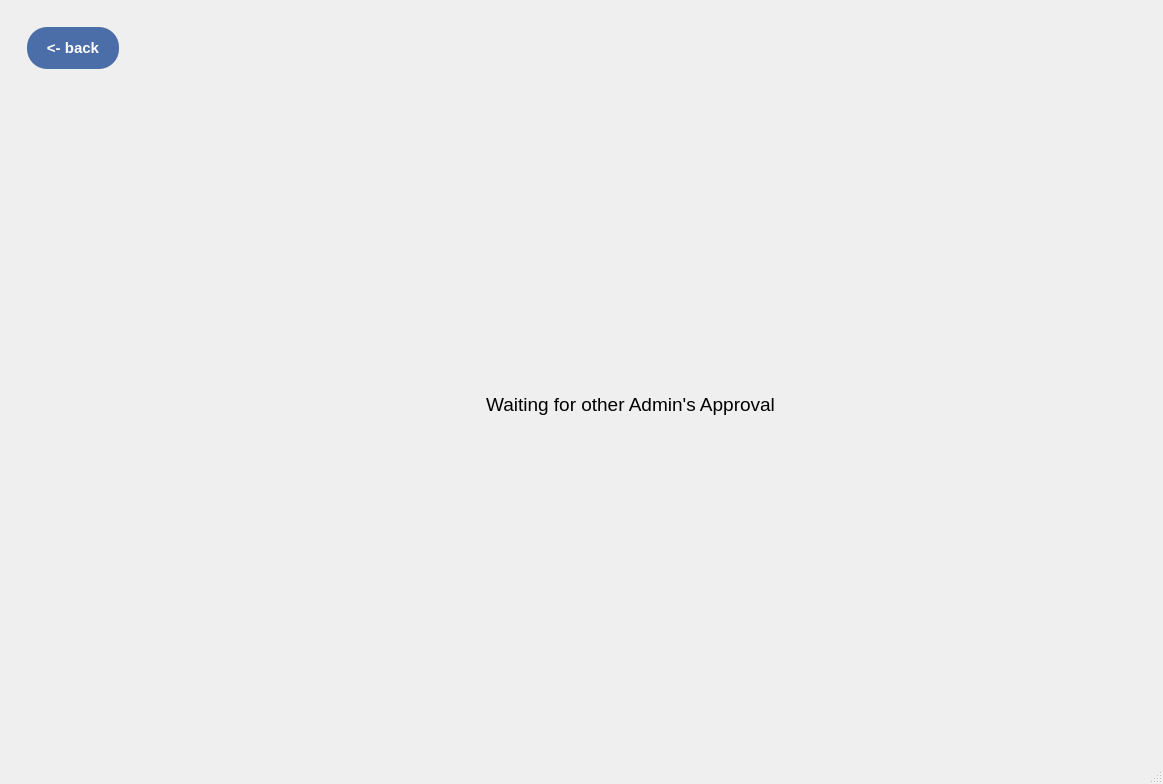
First picture: the form in online_voting_app/mainwindow.ui, repository goblegue/pak.evm, before the edit.
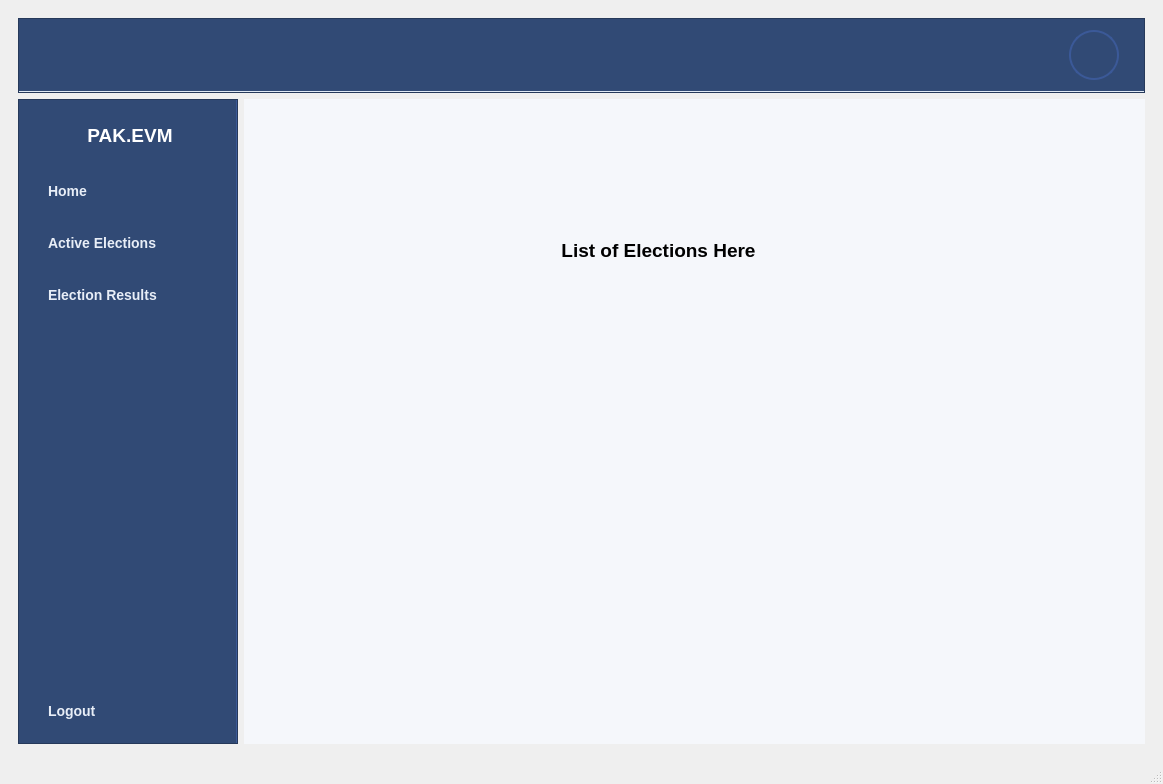
Second picture: the form after the edit. Icons and pictures are not drawn.

Commit message: user DashBoard layout

Patch:
```diff
--- a/online_voting_app/mainwindow.ui
+++ b/online_voting_app/mainwindow.ui
@@ -17,7 +17,7 @@
    <string notr="true">/* =======================================================
    1. LEFT FRAMES (Gradient Background for both pages)
 ======================================================= */
-QFrame#leftLoginFrame, QFrame#leftSignupFrame,QFrame#waitingFrame {
+QFrame#leftLoginFrame, QFrame#leftSignupFrame, QFrame#waitingFrame {
     background: qlineargradient(x1:0, y1:0, x2:1, y2:1, 
                                 stop:0 #ffffff, 
                                 stop:1 #e0eaf5);
@@ -32,7 +32,7 @@
 }
 
 /* =======================================================
-   3. PRIMARY ACTION BUTTONS (Login &amp; Register)
+   3. PRIMARY ACTION BUTTONS (Login, Register, Back)
       Smooth Solid Blue Pill shape
 ======================================================= */
 QPushButton#loginSubmitBtn, QPushButton#signupSubmitBtn, QPushButton#adminWaitBackBtn {
@@ -45,7 +45,7 @@
     font-weight: bold;
 }
 
-QPushButton#loginSubmitBtn:hover, QPushButton#signupSubmitBtn:hover, QPushButton#adminWaitBackBtn {
+QPushButton#loginSubmitBtn:hover, QPushButton#signupSubmitBtn:hover, QPushButton#adminWaitBackBtn:hover {
     background-color: #4b6ea8; 
 }
 
@@ -79,7 +79,6 @@
 /* =======================================================
    5. ALL TEXT INPUTS (User, Pass, Email, etc.)
 ======================================================= */
-/* By omitting the #ID, this automatically styles EVERY QLineEdit on EVERY page! */
 QLineEdit {
     background-color: #ffffff;
     border: 1px solid #cccccc;
@@ -92,12 +91,94 @@
 QLineEdit:focus {
     border: 2px solid #3b5998; 
     background-color: #fbfcff;
+}
+
+/* =======================================================
+   6. DASHBOARD SIDEBAR (User &amp; Admin)
+======================================================= */
+/* The dark sidebar container */
+QFrame#userSidebarFrame, QFrame#adminSidebarFrame {
+    background-color: #314a75; /* A much lighter, smoother slate-blue */
+    border-right: 2px solid #3b5998;
+}
+
+/* Sidebar Title Labels (e.g., &quot;VOTER MENU&quot;) */
+QFrame#userSidebarFrame QLabel, QFrame#adminSidebarFrame QLabel {
+    color: white;
+    font-size: 16px;
+    font-weight: bold;
+    padding: 15px;
+}
+
+/* Sidebar Navigation Buttons */
+QFrame#userSidebarFrame QPushButton, QFrame#adminSidebarFrame QPushButton {
+    background-color: transparent; 
+    color: #e8eef7; /* Slightly brighter text to keep high contrast */
+    text-align: left; /* Flushes text to the left */
+    padding: 15px 20px; /* Taller padding for easy clicking */
+    font-size: 14px;
+    font-weight: bold;
+    border: none;
+    border-radius: 0px; /* Removes pill shape for sidebar items */
+}
+
+/* Sidebar Hover Effect */
+QFrame#userSidebarFrame QPushButton:hover, QFrame#adminSidebarFrame QPushButton:hover {
+    background-color: #4b6ea8; /* Boosted hover color so it stands out against the new background */
+    color: white;
+    border-left: 5px solid #ffffff; /* Cool white indicator bar on the left edge */
+}
+
+/* Sidebar Pressed Effect */
+QFrame#userSidebarFrame QPushButton:pressed, QFrame#adminSidebarFrame QPushButton:pressed {
+    background-color: #263a5c; /* Darkens nicely when clicked */
+}
+
+/* =======================================================
+   8. PROFILE TOP BAR
+======================================================= */
+/* The Avatar Button */
+QPushButton#profilePicBtn {
+    background-color: transparent;
+    border: 2px solid #3b5998; /* A nice blue ring around the profile pic */
+    border-radius: 25px; /* Makes it a perfect circle (assuming 50x50 size) */
+}
+QPushButton#profilePicBtn:hover {
+    border: 2px solid #4b6ea8; /* Lighter blue glow on hover */
+}
+
+/* The Name Label */
+QLabel#userNameLabel {
+    color: #ffffff; /* Assuming this is on a light background now. If dark, use 'white' */
+    font-size: 16px;
+    font-weight: bold;
+}
+
+
+/* =======================================================
+   10. DASHBOARD LAYOUT BACKGROUNDS
+======================================================= */
+
+/* The Top Navigation Bar (Holding Name and Profile Pic) */
+QFrame#topNavbarFrame {
+    background-color: #314a75; /* Crisp white background */
+    border-bottom: 2px solid #e0eaf5; /* Subtle grey-blue line separating header from content */
+}
+
+/* The Nested Inner Stack (Where the actual dashboard content goes) */
+QStackedWidget#userContentStack, QStackedWidget#adminContentStack {
+    background-color: #f5f7fb; /* Very soft grey/blue so the white cards/widgets pop out */
+}
+
+/* Ensure the Inner Pages themselves are also transparent so the stack color shows */
+QWidget#userInnerPage_Home, QWidget#userInnerPage_Elections, QWidget#userInnerPage_Results {
+    background-color: transparent; 
 }</string>
   </property>
   <widget class="QWidget" name="centralwidget">
-   <layout class="QGridLayout" name="gridLayout_4">
-    <item row="0" column="0">
-     <widget class="QStackedWidget" name="stackedWidget">
+   <layout class="QVBoxLayout" name="verticalLayout_3">
+    <item>
+     <widget class="QStackedWidget" name="MainStack">
       <property name="enabled">
        <bool>true</bool>
       </property>
@@ -105,7 +186,7 @@
        <string notr="true"/>
       </property>
       <property name="currentIndex">
-       <number>2</number>
+       <number>3</number>
       </property>
       <widget class="QWidget" name="page">
        <layout class="QHBoxLayout" name="horizontalLayout_3">
@@ -611,6 +692,202 @@
         </item>
        </layout>
       </widget>
+      <widget class="QWidget" name="UserDashPage">
+       <layout class="QVBoxLayout" name="verticalLayout_4">
+        <item>
+         <widget class="QFrame" name="topNavbarFrame">
+          <property name="minimumSize">
+           <size>
+            <width>0</width>
+            <height>75</height>
+           </size>
+          </property>
+          <property name="maximumSize">
+           <size>
+            <width>16777215</width>
+            <height>75</height>
+           </size>
+          </property>
+          <property name="frameShape">
+           <enum>QFrame::StyledPanel</enum>
+          </property>
+          <property name="frameShadow">
+           <enum>QFrame::Raised</enum>
+          </property>
+          <layout class="QGridLayout" name="gridLayout_7">
+           <item row="0" column="2">
+            <widget class="QLabel" name="userNameLabel">
+             <property name="text">
+              <string/>
+             </property>
+            </widget>
+           </item>
+           <item row="0" column="0">
+            <spacer name="horizontalSpacer_5">
+             <property name="orientation">
+              <enum>Qt::Horizontal</enum>
+             </property>
+             <property name="sizeHint" stdset="0">
+              <size>
+               <width>1042</width>
+               <height>20</height>
+              </size>
+             </property>
+            </spacer>
+           </item>
+           <item row="0" column="1">
+            <widget class="QPushButton" name="profilePicBtn">
+             <property name="minimumSize">
+              <size>
+               <width>50</width>
+               <height>50</height>
+              </size>
+             </property>
+             <property name="maximumSize">
+              <size>
+               <width>50</width>
+               <height>50</height>
+              </size>
+             </property>
+             <property name="text">
+              <string/>
+             </property>
+            </widget>
+           </item>
+          </layout>
+         </widget>
+        </item>
+        <item>
+         <layout class="QHBoxLayout" name="horizontalLayout">
+          <item>
+           <widget class="QFrame" name="userSidebarFrame">
+            <property name="minimumSize">
+             <size>
+              <width>220</width>
+              <height>0</height>
+             </size>
+            </property>
+            <property name="maximumSize">
+             <size>
+              <width>220</width>
+              <height>16777215</height>
+             </size>
+            </property>
+            <property name="frameShape">
+             <enum>QFrame::StyledPanel</enum>
+            </property>
+            <property name="frameShadow">
+             <enum>QFrame::Raised</enum>
+            </property>
+            <layout class="QVBoxLayout" name="verticalLayout_2">
+             <item>
+              <widget class="QLabel" name="label_3">
+               <property name="text">
+                <string>&lt;html&gt;&lt;head/&gt;&lt;body&gt;&lt;p align=&quot;center&quot;&gt;&lt;span style=&quot; font-size:14pt; font-weight:700; color:#ffffff;&quot;&gt;PAK.EVM&lt;/span&gt;&lt;/p&gt;&lt;/body&gt;&lt;/html&gt;</string>
+               </property>
+              </widget>
+             </item>
+             <item>
+              <widget class="QPushButton" name="btnUserHome">
+               <property name="text">
+                <string>Home</string>
+               </property>
+              </widget>
+             </item>
+             <item>
+              <widget class="QPushButton" name="btnUserElections">
+               <property name="text">
+                <string>Active Elections</string>
+               </property>
+              </widget>
+             </item>
+             <item>
+              <widget class="QPushButton" name="btnUserResults">
+               <property name="text">
+                <string>Election Results</string>
+               </property>
+              </widget>
+             </item>
+             <item>
+              <spacer name="verticalSpacer_10">
+               <property name="orientation">
+                <enum>Qt::Vertical</enum>
+               </property>
+               <property name="sizeHint" stdset="0">
+                <size>
+                 <width>20</width>
+                 <height>413</height>
+                </size>
+               </property>
+              </spacer>
+             </item>
+             <item>
+              <widget class="QPushButton" name="btnUserLogout">
+               <property name="text">
+                <string>Logout</string>
+               </property>
+              </widget>
+             </item>
+            </layout>
+           </widget>
+          </item>
+          <item>
+           <widget class="QStackedWidget" name="userContentStack">
+            <property name="currentIndex">
+             <number>1</number>
+            </property>
+            <widget class="QWidget" name="userInnerPage_Home">
+             <widget class="QLabel" name="label_6">
+              <property name="geometry">
+               <rect>
+                <x>330</x>
+                <y>90</y>
+                <width>231</width>
+                <height>41</height>
+               </rect>
+              </property>
+              <property name="text">
+               <string>&lt;html&gt;&lt;head/&gt;&lt;body&gt;&lt;p align=&quot;center&quot;&gt;&lt;span style=&quot; font-size:14pt; font-weight:700; color:#000000;&quot;&gt;Welcome Voter&lt;/span&gt;&lt;/p&gt;&lt;/body&gt;&lt;/html&gt;</string>
+              </property>
+             </widget>
+            </widget>
+            <widget class="QWidget" name="userInnerPage_Elections">
+             <widget class="QLabel" name="label_5">
+              <property name="geometry">
+               <rect>
+                <x>300</x>
+                <y>140</y>
+                <width>229</width>
+                <height>23</height>
+               </rect>
+              </property>
+              <property name="text">
+               <string>&lt;html&gt;&lt;head/&gt;&lt;body&gt;&lt;p align=&quot;center&quot;&gt;&lt;span style=&quot; font-size:14pt; font-weight:700; color:#000000;&quot;&gt;List of Elections Here&lt;/span&gt;&lt;/p&gt;&lt;/body&gt;&lt;/html&gt;</string>
+              </property>
+             </widget>
+            </widget>
+            <widget class="QWidget" name="userInnerPage_Results">
+             <widget class="QLabel" name="label_7">
+              <property name="geometry">
+               <rect>
+                <x>340</x>
+                <y>120</y>
+                <width>131</width>
+                <height>41</height>
+               </rect>
+              </property>
+              <property name="text">
+               <string>&lt;html&gt;&lt;head/&gt;&lt;body&gt;&lt;p align=&quot;center&quot;&gt;&lt;span style=&quot; font-size:14pt; font-weight:700; color:#000000;&quot;&gt;Results!&lt;/span&gt;&lt;/p&gt;&lt;/body&gt;&lt;/html&gt;</string>
+              </property>
+             </widget>
+            </widget>
+           </widget>
+          </item>
+         </layout>
+        </item>
+       </layout>
+      </widget>
+      <widget class="QWidget" name="AdminDashPage"/>
      </widget>
     </item>
    </layout>
```
Left out of the diff: 16 changed lines with no effect on the pictures. The commit also changes 2 other files.
